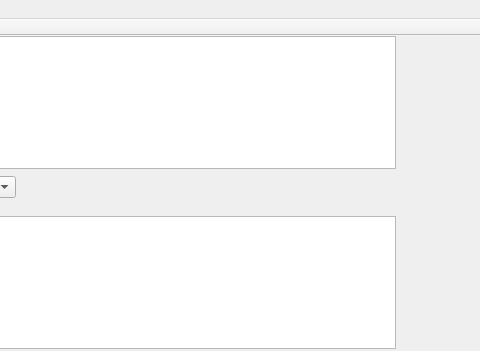
First picture: the form in mainwindow.ui, repository Nieminimalnofazowi/projektKlawiatura, before the edit; both pictures show x 125 to 605 and y 0 to 351 of the 695 by 442 pixel window.
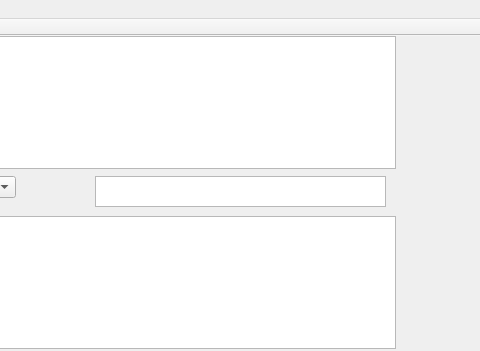
Second picture: the form after the edit.

The edit to the form file:
```diff
--- a/mainwindow.ui
+++ b/mainwindow.ui
@@ -125,6 +125,16 @@
      </property>
     </item>
    </widget>
+   <widget class="QTextEdit" name="tekstProba">
+    <property name="geometry">
+     <rect>
+      <x>220</x>
+      <y>140</y>
+      <width>291</width>
+      <height>31</height>
+     </rect>
+    </property>
+   </widget>
   </widget>
   <widget class="QMenuBar" name="menuBar">
    <property name="geometry">
```
